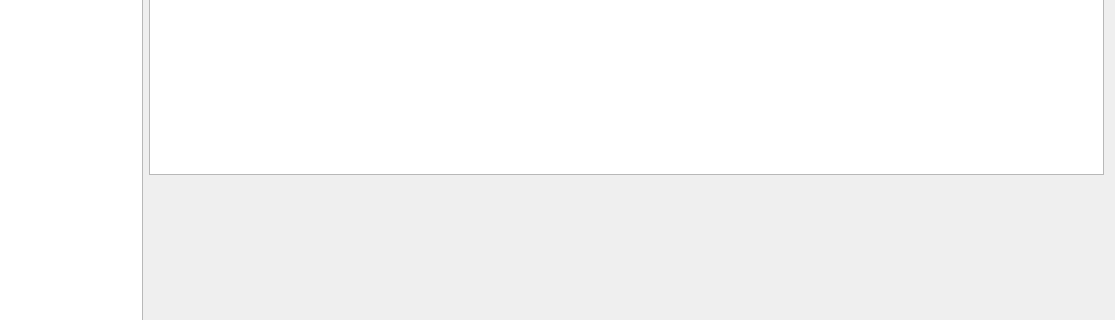
The window that widgets/torrentwidget.ui (commmrade/TorrentClient) describes before a commit, drawn with Qt 5; both pictures show x 124 to 1239 and y 266 to 586 of the 1239 by 742 pixel window.
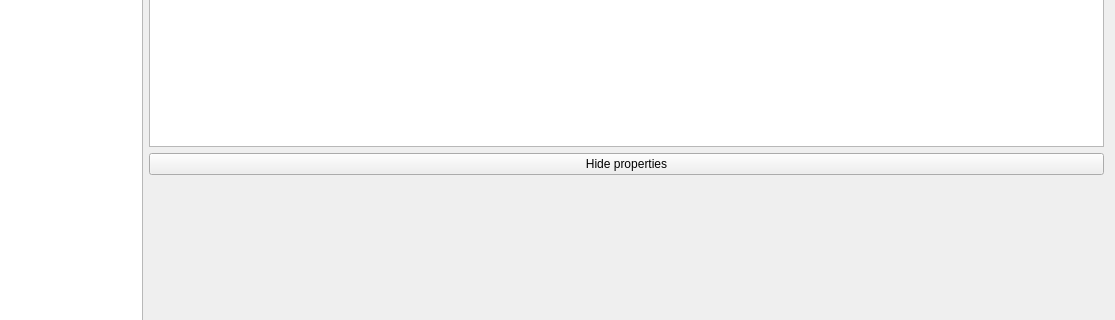
The same window after the commit. Custom widgets are drawn as their Qt base class.

Commit message: Hide properties (and dont update props when hidden)

Patch:
```diff
--- a/widgets/torrentwidget.ui
+++ b/widgets/torrentwidget.ui
@@ -51,6 +51,13 @@
        </property>
       </widget>
      </item>
+     <item>
+      <widget class="QPushButton" name="togglePropertiesBtn">
+       <property name="text">
+        <string>Hide properties</string>
+       </property>
+      </widget>
+     </item>
      <item>
       <widget class="PropertiesWidget" name="propertiesTab" native="true">
        <property name="sizePolicy">
```
The commit also changes 3 other files.
